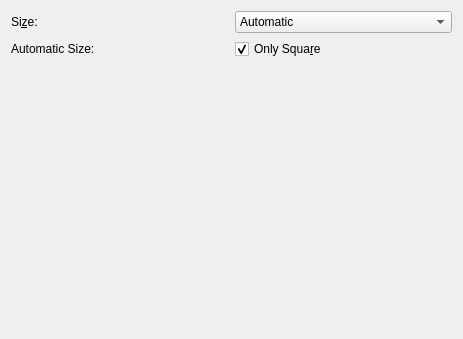
zint/zint, file frontend_qt/grpMailmark2D.ui: the form before one commit.
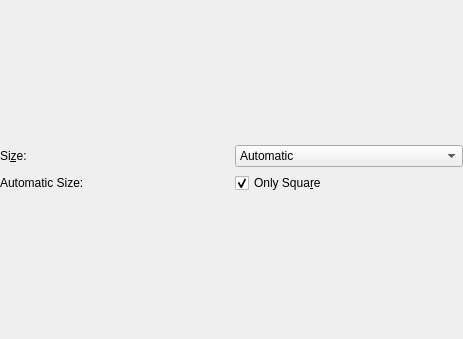
The form after the commit.

The edit to the form file:
```diff
--- a/frontend_qt/grpMailmark2D.ui
+++ b/frontend_qt/grpMailmark2D.ui
@@ -19,7 +19,22 @@
   <property name="windowTitle">
    <string>Form</string>
   </property>
-  <layout class="QVBoxLayout" name="verticalLayoutMailmark2D">
+  <layout class="QVBoxLayout" name="vLayoutMailmark2D">
+   <property name="contentMargins">
+    <number>0</number>
+   </property>
+   <property name="leftMargin">
+    <number>0</number>
+   </property>
+   <property name="topMargin">
+    <number>0</number>
+   </property>
+   <property name="rightMargin">
+    <number>0</number>
+   </property>
+   <property name="bottomMargin">
+    <number>0</number>
+   </property>
    <item>
     <layout class="QGridLayout" name="gridLayoutMailmark2D">
      <item row="0" column="0">
@@ -98,19 +113,6 @@
      </item>
     </layout>
    </item>
-   <item>
-    <spacer name="verticalSpacerMailmark2D">
-     <property name="orientation">
-      <enum>Qt::Vertical</enum>
-     </property>
-     <property name="sizeHint" stdset="0">
-      <size>
-       <width>20</width>
-       <height>0</height>
-      </size>
-     </property>
-    </spacer>
-   </item>
   </layout>
  </widget>
  <resources/>
```
